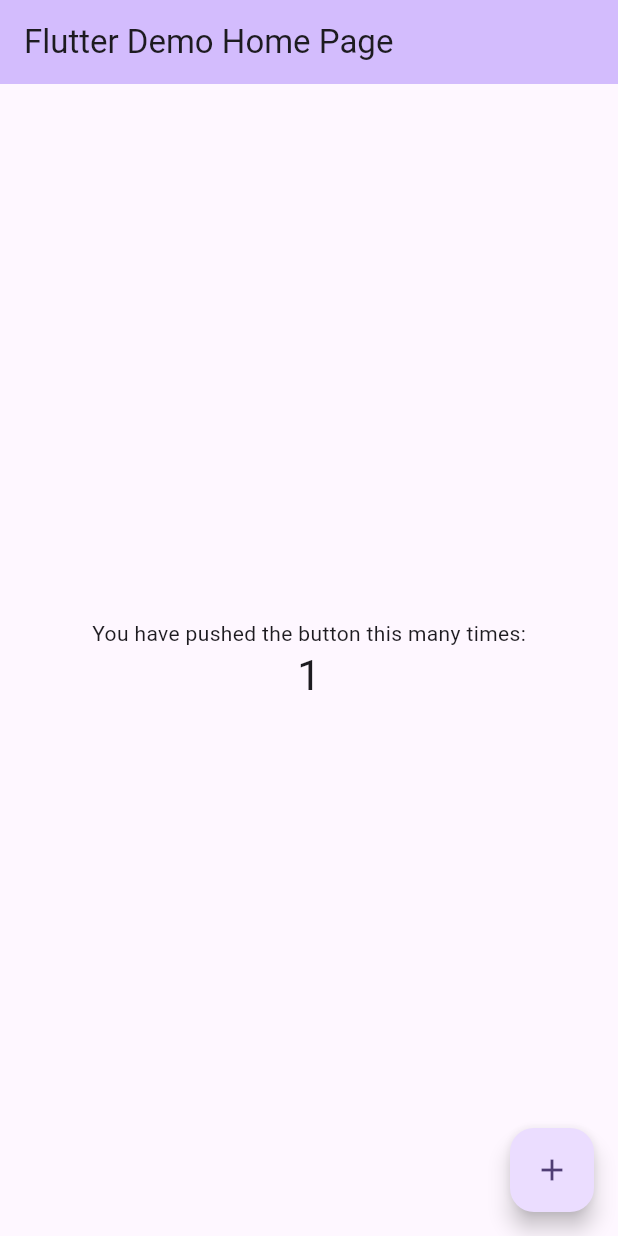
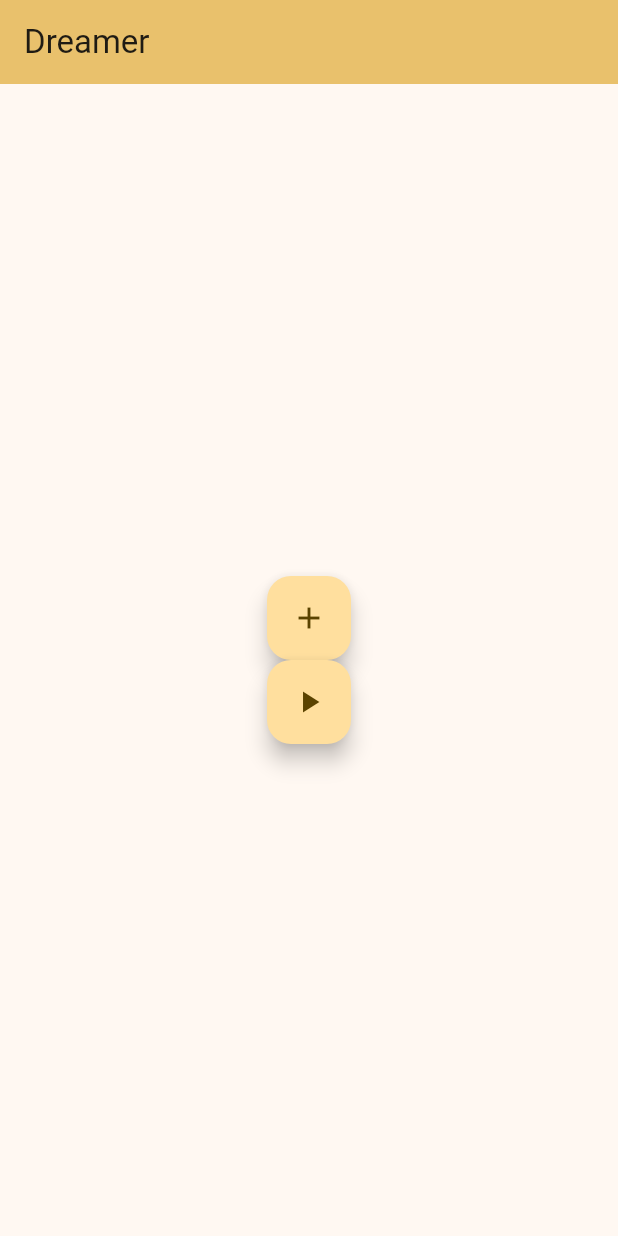
Before and after one commit to judydev/dreamer_playlist, a Flutter app: the screen it shows after launch, after a tap on the "add" icon, on a phone screen of 412 x 824 dp. Run offline on Flutter 3.47's test engine with Material 2 defaults, Android fonts, the light colour scheme and no system bars; our stand-ins replace audioplayers, file_picker.

Commit message:
add file_picker and audioplayers packages so that user can pick an audio file then play

```diff
--- a/lib/main.dart
+++ b/lib/main.dart
@@ -1,3 +1,5 @@
+import 'package:audioplayers/audioplayers.dart';
+import 'package:file_picker/file_picker.dart';
 import 'package:flutter/material.dart';
 
 void main() {
@@ -11,43 +13,18 @@
   @override
   Widget build(BuildContext context) {
     return MaterialApp(
-      title: 'Flutter Demo',
+      title: 'Dreamer',
       theme: ThemeData(
-        // This is the theme of your application.
-        //
-        // TRY THIS: Try running your application with "flutter run". You'll see
-        // the application has a blue toolbar. Then, without quitting the app,
-        // try changing the seedColor in the colorScheme below to Colors.green
-        // and then invoke "hot reload" (save your changes or press the "hot
-        // reload" button in a Flutter-supported IDE, or press "r" if you used
-        // the command line to start the app).
-        //
-        // Notice that the counter didn't reset back to zero; the application
-        // state is not lost during the reload. To reset the state, use hot
-        // restart instead.
-        //
-        // This works for code too, not just values: Most code changes can be
-        // tested with just a hot reload.
-        colorScheme: ColorScheme.fromSeed(seedColor: Colors.deepPurple),
+        colorScheme: ColorScheme.fromSeed(seedColor: Colors.amber),
         useMaterial3: true,
       ),
-      home: const MyHomePage(title: 'Flutter Demo Home Page'),
+      home: const MyHomePage(title: 'Dreamer'),
     );
   }
 }
 
 class MyHomePage extends StatefulWidget {
   const MyHomePage({super.key, required this.title});
-
-  // This widget is the home page of your application. It is stateful, meaning
-  // that it has a State object (defined below) that contains fields that affect
-  // how it looks.
-
-  // This class is the configuration for the state. It holds the values (in this
-  // case the title) provided by the parent (in this case the App widget) and
-  // used by the build method of the State. Fields in a Widget subclass are
-  // always marked "final".
-
   final String title;
 
   @override
@@ -55,71 +32,57 @@
 }
 
 class _MyHomePageState extends State<MyHomePage> {
-  int _counter = 0;
+  AudioPlayer audioPlayer = AudioPlayer();
+  bool isPlaying = false;
+  // Duration duration = Duration.zero;
+  // Duration position = Duration.zero;
 
-  void _incrementCounter() {
-    setState(() {
-      // This call to setState tells the Flutter framework that something has
-      // changed in this State, which causes it to rerun the build method below
-      // so that the display can reflect the updated values. If we changed
-      // _counter without calling setState(), then the build method would not be
-      // called again, and so nothing would appear to happen.
-      _counter++;
-    });
+  void _selectFile() {
+    FilePicker.platform.pickFiles().then((selectedFile) => {
+          print(selectedFile),
+          if (selectedFile != null)
+            {
+              for (final file in selectedFile.files)
+                {
+                  if (file.path == null) {throw Exception("invalid file path")},
+                  audioPlayer.play(DeviceFileSource(file.path!)),
+                  isPlaying = true
+                }
+            }
+        });
   }
 
   @override
   Widget build(BuildContext context) {
-    // This method is rerun every time setState is called, for instance as done
-    // by the _incrementCounter method above.
-    //
-    // The Flutter framework has been optimized to make rerunning build methods
-    // fast, so that you can just rebuild anything that needs updating rather
-    // than having to individually change instances of widgets.
     return Scaffold(
       appBar: AppBar(
-        // TRY THIS: Try changing the color here to a specific color (to
-        // Colors.amber, perhaps?) and trigger a hot reload to see the AppBar
-        // change color while the other colors stay the same.
         backgroundColor: Theme.of(context).colorScheme.inversePrimary,
-        // Here we take the value from the MyHomePage object that was created by
-        // the App.build method, and use it to set our appbar title.
         title: Text(widget.title),
       ),
       body: Center(
-        // Center is a layout widget. It takes a single child and positions it
-        // in the middle of the parent.
         child: Column(
-          // Column is also a layout widget. It takes a list of children and
-          // arranges them vertically. By default, it sizes itself to fit its
-          // children horizontally, and tries to be as tall as its parent.
-          //
-          // Column has various properties to control how it sizes itself and
-          // how it positions its children. Here we use mainAxisAlignment to
-          // center the children vertically; the main axis here is the vertical
-          // axis because Columns are vertical (the cross axis would be
-          // horizontal).
-          //
-          // TRY THIS: Invoke "debug painting" (choose the "Toggle Debug Paint"
-          // action in the IDE, or press "p" in the console), to see the
-          // wireframe for each widget.
           mainAxisAlignment: MainAxisAlignment.center,
           children: <Widget>[
-            const Text(
-              'You have pushed the button this many times:',
+            FloatingActionButton(
+              onPressed: () => {_selectFile()},
+              heroTag: null,
+              tooltip: 'Import',
+              child: const Icon(Icons.add),
             ),
-            Text(
-              '$_counter',
-              style: Theme.of(context).textTheme.headlineMedium,
-            ),
+            FloatingActionButton(
+              onPressed: () => {
+                if (isPlaying)
+                  {audioPlayer.pause(), isPlaying = false}
+                else
+                  {audioPlayer.resume(), isPlaying = true}
+              },
+              heroTag: null,
+              tooltip: 'Start/Stop',
+              child: const Icon(Icons.play_arrow),
+            )
           ],
         ),
       ),
-      floatingActionButton: FloatingActionButton(
-        onPressed: _incrementCounter,
-        tooltip: 'Increment',
-        child: const Icon(Icons.add),
-      ), // This trailing comma makes auto-formatting nicer for build methods.
     );
   }
 }
--- a/pubspec.yaml
+++ b/pubspec.yaml
@@ -14,6 +14,8 @@ dependencies:
 
   english_words: ^4.0.0
   provider: ^6.0.0
+  file_picker: ^5.5.0
+  audioplayers: ^5.1.0
 
 dev_dependencies:
   flutter_test:
```
Also changed, not shown: pubspec.lock, 14 other files.
